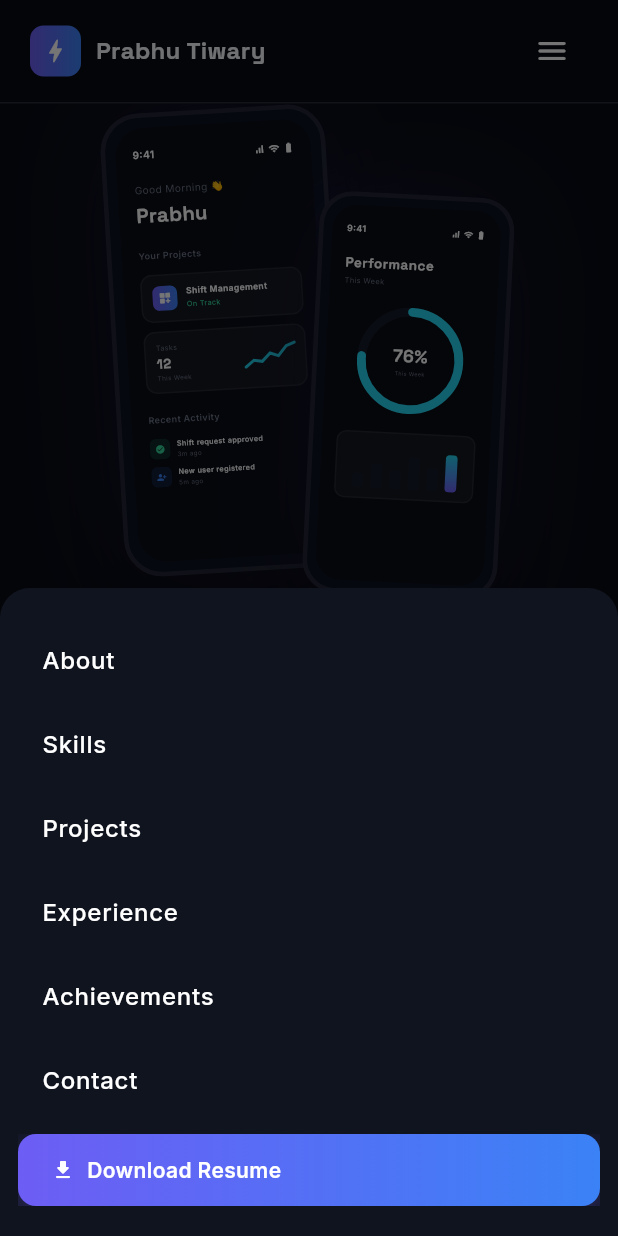
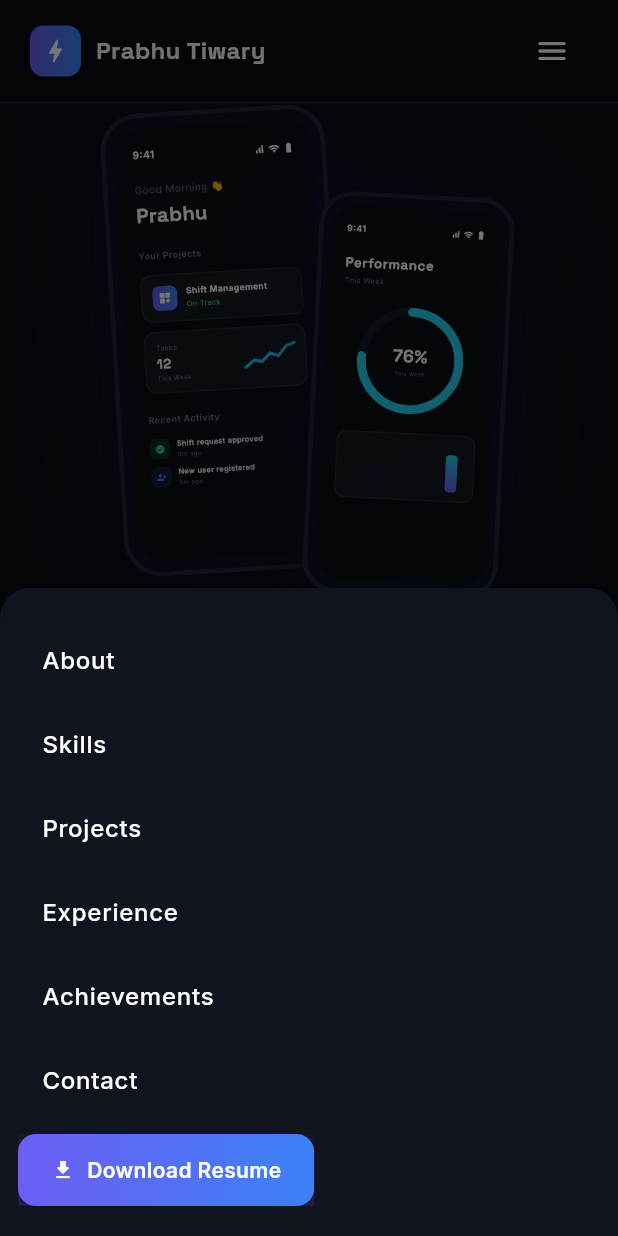
Before and after one commit to prabhunath111/imprabhu, a Flutter app: the screen it shows after launch, scrolled down 576 dp, after a tap on the "menu" icon, on a phone screen of 412 x 824 dp. Run offline on Flutter 3.47's test engine with Material 3 defaults, Android fonts, the phone set to English and light mode, and no system bars; our stand-ins replace google_fonts.

Commit message:
Update testimonials timer duration and navigation drawer layout

```diff
--- a/lib/sections/testimonials_section.dart
+++ b/lib/sections/testimonials_section.dart
@@ -1,4 +1,5 @@
 import 'dart:async';
+import 'package:flutter/foundation.dart';
 import 'package:flutter/material.dart';
 import 'package:google_fonts/google_fonts.dart';
 import 'package:url_launcher/url_launcher.dart';
@@ -114,7 +115,7 @@ class _TestimonialsSectionState extends State<TestimonialsSection> {
   @override
   void initState() {
     super.initState();
-    _timer = Timer.periodic(const Duration(seconds: 55), (_) {
+    _timer = Timer.periodic(const Duration(seconds: (!kDebugMode)? 5: 55), (_) {
       if (!mounted) return;
       final next = (_page + 1) % _items.length;
       _controller.animateToPage(
--- a/lib/widgets/nav_bar.dart
+++ b/lib/widgets/nav_bar.dart
@@ -167,7 +167,8 @@ class _MobileMenuButton extends StatelessWidget {
                 child: Padding(
                   padding: const EdgeInsets.symmetric(vertical: 20, horizontal: 12),
                   child: Column(
-                    mainAxisSize: MainAxisSize.min,
+                    mainAxisSize: .min,
+                    crossAxisAlignment: .start,
                     children: [
                       for (final item in items)
                         ListTile(
@@ -181,16 +182,13 @@ class _MobileMenuButton extends StatelessWidget {
                           },
                         ),
                       const SizedBox(height: 8),
-                      SizedBox(
-                        width: double.infinity,
-                        child: AppButton(
+                      AppButton(
                         label: 'Download Resume',
                         icon: Icons.download_rounded,
                         onPressed: () {
                           Navigator.pop(ctx);
                           onDownloadResume();
                         },
-                        ),
                       ),
                     ],
                   ),
```
Lines whose indentation alone changed are shown as unchanged.
